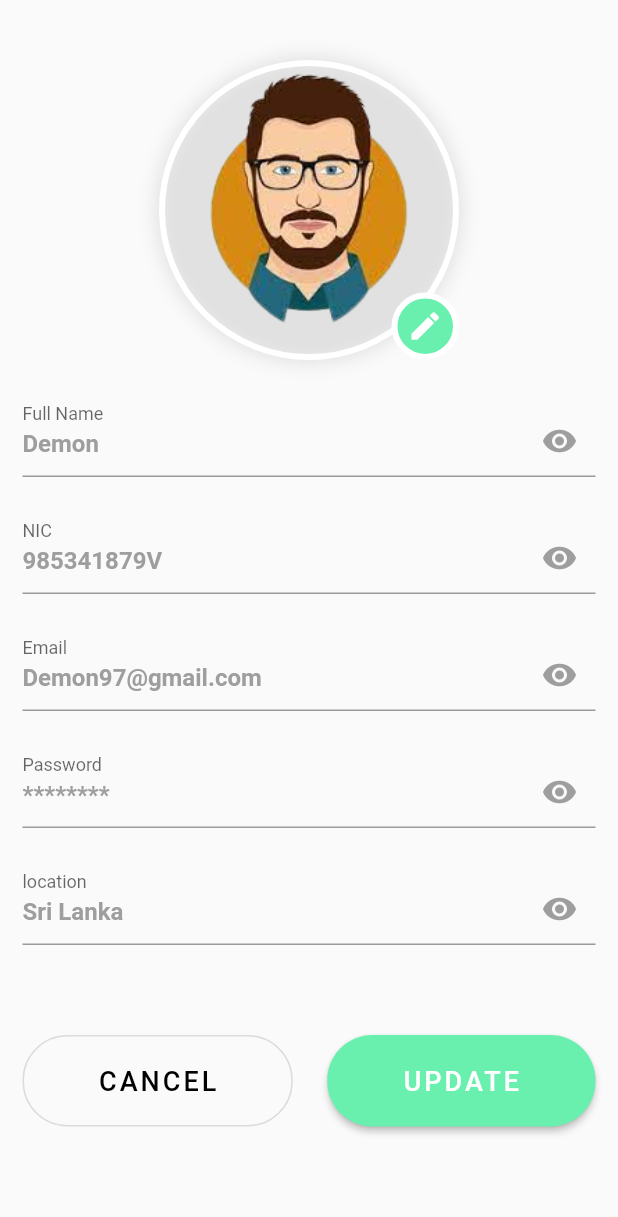
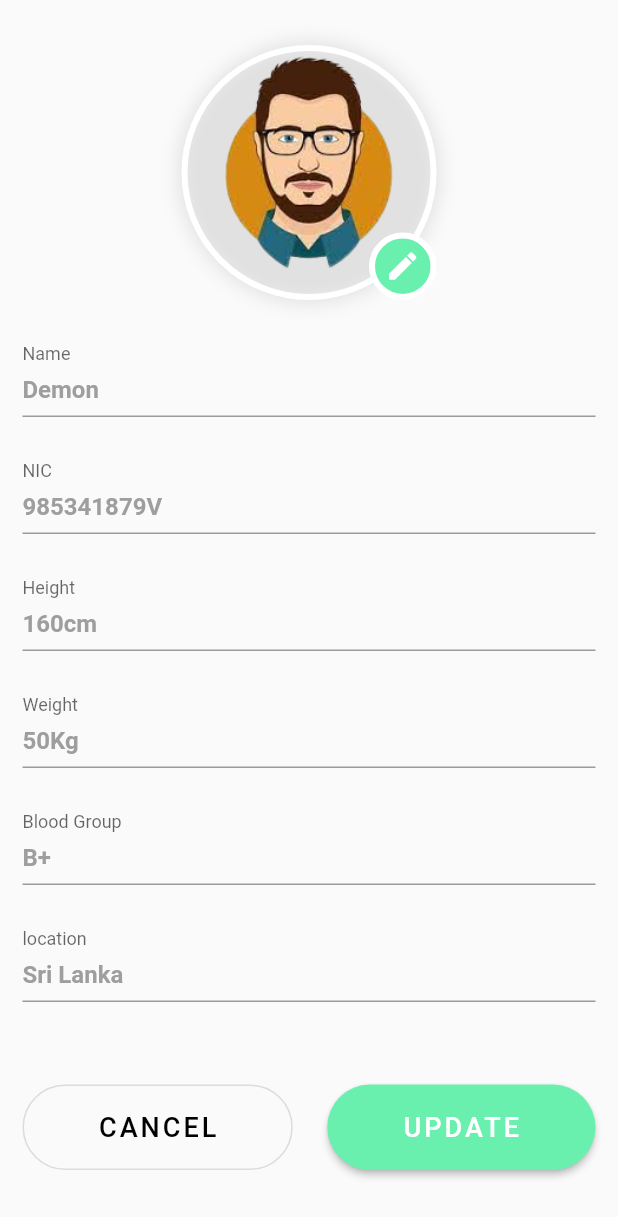
Before and after one commit to Thamasha-ru/Profile-Screen, a Flutter app: the EditProfile screen opened directly, on a phone screen of 412 x 824 dp. Shown: the top 1217 px of the screen. Run offline on Flutter 3.47's test engine with Material 2 defaults, Android fonts, the phone set to English and light mode, and no system bars; missing offline and left inert: profile.dart; statements that could not run were skipped.

Commit message:
remove eye

```diff
--- a/lib/editProfile.dart
+++ b/lib/editProfile.dart
@@ -6,19 +6,19 @@ class EditProfile extends StatefulWidget {
   _EditProfileState createState() => _EditProfileState();
 }
 
-get child => null;
+//get child => null;
 
 class _EditProfileState extends State<EditProfile> {
-  set isObscurePasswordTextField(_EditProfileState) => true;
-  get isObscurePasswordTextField => true;
+  // set isObscurePasswordTextField(_EditProfileState) => true;
+  // get isObscurePasswordTextField => true;
 
-  get isPasswordTextField => true;
+  get isPasswordTextField => false;
 
   @override
   Widget build(BuildContext context) {
     return Scaffold(
         body: Container(
-            padding: EdgeInsets.only(left: 15, top: 40, right: 15),
+            padding: EdgeInsets.only(left: 15, top: 30, right: 15),
             child: GestureDetector(
               onTap: () {
                 FocusScope.of(context).unfocus();
@@ -28,8 +28,8 @@ class _EditProfileState extends State<EditProfile> {
                   child: Stack(
                     children: [
                       Container(
-                          width: 200,
-                          height: 200,
+                          width: 170,
+                          height: 170,
                           decoration: BoxDecoration(
                               border: Border.all(width: 4, color: Colors.white),
                               boxShadow: [
@@ -63,15 +63,16 @@ class _EditProfileState extends State<EditProfile> {
                 ),
                 SizedBox(height: 30),
                 buildTextField(
-                  "Full Name",
+                  "Name",
                   "Demon",
                   false,
                 ),
                 buildTextField("NIC", "985341879V", false),
-                buildTextField("Email", "Demon97@gmail.com", false),
-                buildTextField("Password", "********", true),
+                buildTextField("Height", "160cm", false),
+                buildTextField("Weight", "50Kg", false),
+                buildTextField("Blood Group", "B+", false),
                 buildTextField("location", "Sri Lanka", false),
-                SizedBox(height: 30),
+                SizedBox(height: 25),
                 Row(
                   mainAxisAlignment: MainAxisAlignment.spaceBetween,
                   children: [
@@ -84,7 +85,7 @@ class _EditProfileState extends State<EditProfile> {
                               color: Colors.black)),
                       style: OutlinedButton.styleFrom(
                           padding: EdgeInsets.symmetric(
-                              horizontal: 50, vertical: 20),
+                              horizontal: 50, vertical: 18),
                           shape: RoundedRectangleBorder(
                               borderRadius: BorderRadius.circular(30))),
                     ),
@@ -98,7 +99,7 @@ class _EditProfileState extends State<EditProfile> {
                         style: ElevatedButton.styleFrom(
                           primary: Colors.greenAccent,
                           padding: EdgeInsets.symmetric(
-                              horizontal: 50, vertical: 20),
+                              horizontal: 50, vertical: 18),
                           shape: RoundedRectangleBorder(
                               borderRadius: BorderRadius.circular(30)),
                         ))
@@ -113,19 +114,19 @@ class _EditProfileState extends State<EditProfile> {
     return Padding(
         padding: EdgeInsets.only(bottom: 30),
         child: TextField(
-          obscureText: isPasswordtextField ? isObscurePasswordTextField : false,
+          // obscureText: isPasswordtextField ? isObscurePasswordTextField : false,
           decoration: InputDecoration(
               suffixIcon: isPasswordTextField
                   ? IconButton(
                       icon: Icon(Icons.remove_red_eye, color: Colors.grey),
                       onPressed: () {
                         setState(() {
-                          isObscurePasswordTextField =
-                              !isObscurePasswordTextField;
+                          // isObscurePasswordTextField =
+                          //     !isObscurePasswordTextField;
                         });
                       })
                   : null,
-              contentPadding: EdgeInsets.only(bottom: 5),
+              contentPadding: const EdgeInsets.only(bottom: 5),
               labelText: labelText,
               floatingLabelBehavior: FloatingLabelBehavior.always,
               hintText: placeholder,
```
